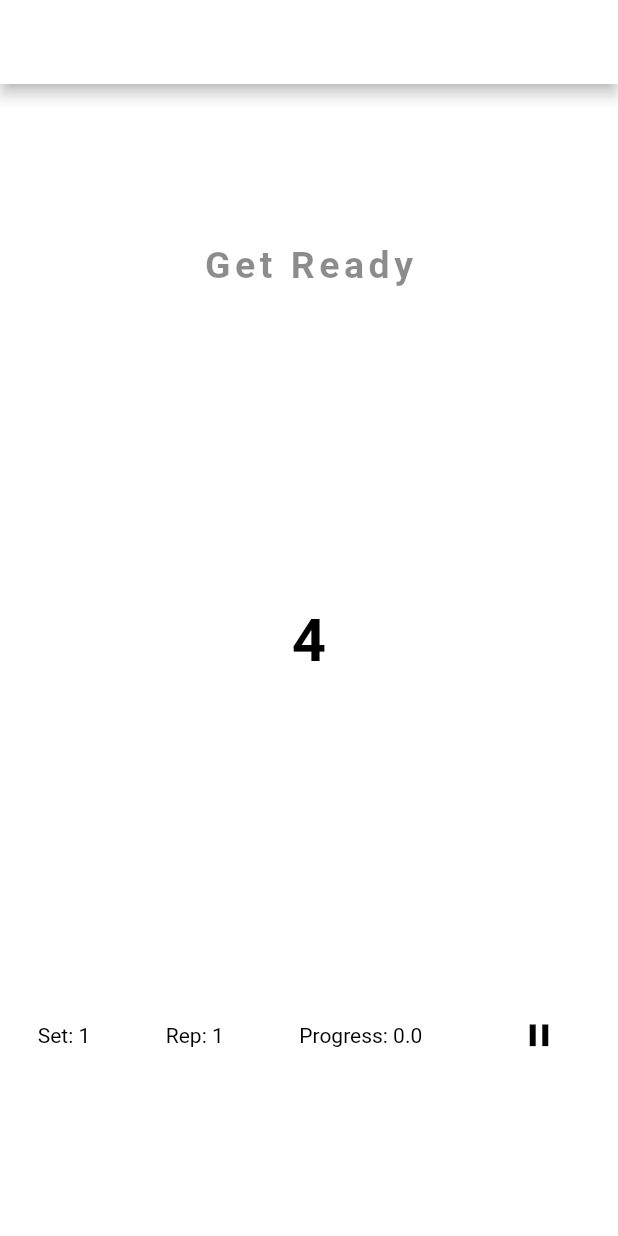
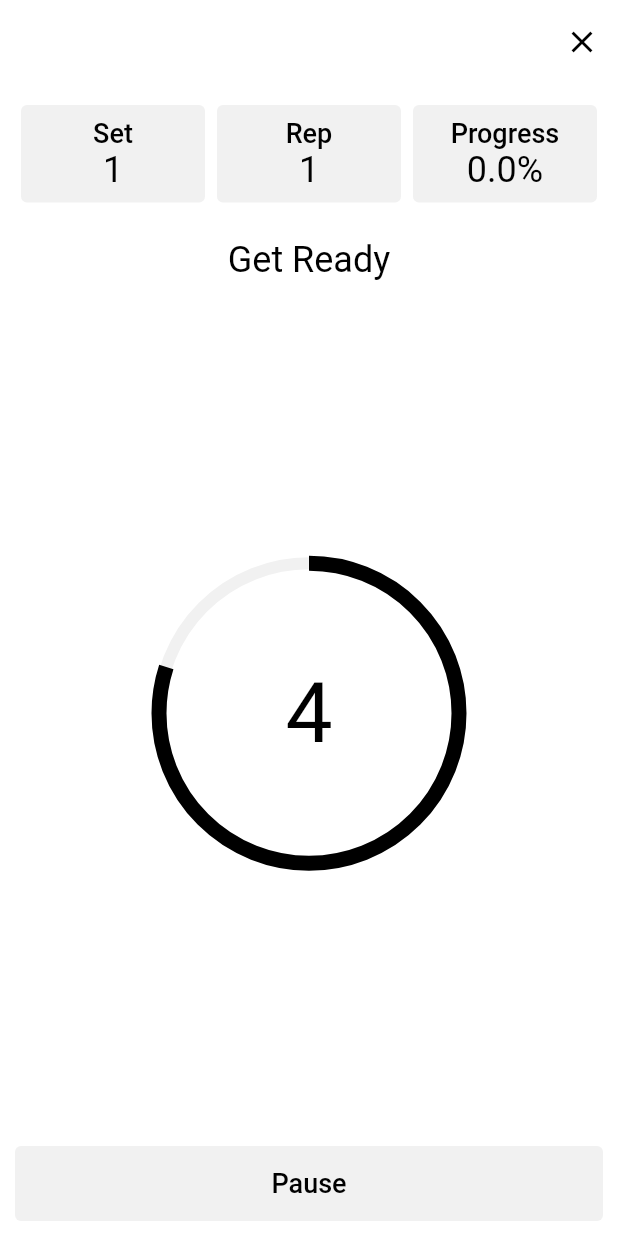
Before and after one commit to djock/intervals, a Flutter app: the TimerScreen screen opened by its route, on a phone screen of 412 x 824 dp. Run offline on Flutter 3.47's test engine with Material 2 defaults, Android fonts, the light colour scheme and no system bars; our stand-ins replace another_flushbar, assets_audio_player, flutter_riverpod, numberpicker.

Commit message:
Timer UI

```diff
--- a/lib/models/timer_settings.dart
+++ b/lib/models/timer_settings.dart
@@ -59,6 +59,8 @@ class TimerSettings extends ChangeNotifier {
       tempoTime += item.value;
     }
 
+    tempoTime += sets * reps * rest;
+
     return sets * reps * tempoTime;
   }
 }
--- a/lib/screens/navigation_screen.dart
+++ b/lib/screens/navigation_screen.dart
@@ -1,8 +1,5 @@
 import 'package:flutter/material.dart';
-import 'package:focus/screens/timer_screen.dart';
 import 'package:focus/screens/timer_settings_screen.dart';
-import 'package:focus/utilities/localizations.dart';
-import 'package:focus/widgets/custom_app_bar.dart';
 
 class NavigationScreen extends StatefulWidget {
   static const String id = 'NavigationScreen';
@@ -48,10 +45,10 @@ class NavigationScreenState extends State<NavigationScreen> {
     );
   }
 
-  void _onItemTapped(int selectedScreenIndex) {
-    debugPrint('tap ' + selectedScreenIndex.toString());
-    setState(() {
-      _selectedScreenIndex = selectedScreenIndex;
-    });
-  }
+  // void _onItemTapped(int selectedScreenIndex) {
+  //   debugPrint('tap ' + selectedScreenIndex.toString());
+  //   setState(() {
+  //     _selectedScreenIndex = selectedScreenIndex;
+  //   });
+  // }
 }
--- a/lib/screens/timer_screen.dart
+++ b/lib/screens/timer_screen.dart
@@ -2,7 +2,10 @@ import 'package:flutter/material.dart';
 import 'package:focus/utilities/audio_handler.dart';
 import 'package:focus/utilities/constants.dart';
 import 'package:focus/utilities/localizations.dart';
-import 'package:focus/widgets/round_button.dart';
+import 'package:focus/widgets/expanded_test_button.dart';
+
+import '../widgets/custom_app_bar.dart';
+import '../widgets/timer_stat_widget.dart';
 
 class TimerScreen extends StatefulWidget {
   static const String id = 'TimerScreen';
@@ -19,8 +22,12 @@ class TimerScreenState extends State<TimerScreen> {
   bool _firstInstance = true;
   int? _totalTime;
 
-  ValueNotifier<String> _titleName = ValueNotifier<String>(AppLocalizations.getReady);
+  ValueNotifier<String> _titleName =
+      ValueNotifier<String>(AppLocalizations.getReady);
+  ValueNotifier<String> _nextTitle =
+      ValueNotifier<String>(AppLocalizations.getReady);
   ValueNotifier<int> _timeInSec = ValueNotifier<int>(5);
+  ValueNotifier<int> _currentTargetTime = ValueNotifier<int>(5);
   ValueNotifier<double> _progress = ValueNotifier<double>(0);
   ValueNotifier<bool> _resumeFlag = ValueNotifier<bool>(true);
   ValueNotifier<int> _currentRep = ValueNotifier<int>(1);
@@ -36,11 +43,13 @@ class TimerScreenState extends State<TimerScreen> {
   void dispose() {
     super.dispose();
     _titleName.dispose();
+    _nextTitle.dispose();
     _timeInSec.dispose();
     _progress.dispose();
     _resumeFlag.dispose();
     _currentRep.dispose();
     _currentSet.dispose();
+    _currentTargetTime.dispose();
   }
 
   @override
@@ -49,89 +58,118 @@ class TimerScreenState extends State<TimerScreen> {
     _startTimer();
     // _firstInstance = false;
     // }
+
     return WillPopScope(
       onWillPop: () async {
         return true;
       },
       child: Scaffold(
-        appBar: AppBar(
-          // title: Text('Tempo'),
+        appBar: CustomAppBar.buildWithAction(context, '', [
+          IconButton(
+              icon: Icon(Icons.close_outlined),
+              color: Theme.of(context).colorScheme.onPrimary,
+              onPressed: () {
+                Navigator.of(context).pop();
+              })
+        ]),
+        body: Container(
+          padding: EdgeInsets.all(10),
+          child: Center(
+            child: Column(
+              mainAxisAlignment: MainAxisAlignment.spaceBetween,
+              children: [
+                Row(
+                  children: [
+                    _buildSetsStatWidget(),
+                    _buildRepsStatWidget(),
+                    _buildProgressStatWidget(),
+                  ],
                 ),
-        body: Center(
-          child: Column(
-            mainAxisAlignment: MainAxisAlignment.spaceAround,
-            children: [
+                SizedBox(
+                  height: 20,
+                ),
                 ValueListenableBuilder(
                   valueListenable: _titleName,
                   builder: (context, dynamic value, child) {
                     return Text(
                       '${_titleName.value}',
-                    style: TextStyle(
-                      fontWeight: FontWeight.bold,
-                      fontSize: 25,
-                      letterSpacing: 3,
-                      color: Colors.black45,
+                      style: Theme.of(context).textTheme.headline5,
+                    );
+                  },
+                ),
+                Expanded(
+                  child: Column(
+                    mainAxisAlignment: MainAxisAlignment.spaceEvenly,
+                    children: [
+                      SizedBox(
+                        height: 200,
+                        child: Stack(
+                          children: [
+                            Center(
+                              child: Container(
+                                height: 200,
+                                width: 200,
+                                child: new CircularProgressIndicator(
+                                  color:
+                                      Theme.of(context).colorScheme.secondary,
+                                  strokeWidth: 8,
+                                  value: 1,
+                                ),
+                              ),
+                            ),
+                            Center(
+                              child: ValueListenableBuilder(
+                                valueListenable: _timeInSec,
+                                builder: (context, dynamic value, child) {
+                                  return Container(
+                                    height: 200,
+                                    width: 200,
+                                    child: new CircularProgressIndicator(
+                                      color: Theme.of(context)
+                                          .colorScheme
+                                          .onPrimary,
+                                      strokeWidth: 10,
+                                      value: (_timeInSec.value *
+                                              100 /
+                                              _currentTargetTime.value) /
+                                          100,
                                     ),
                                   );
                                 },
                               ),
-              ValueListenableBuilder(
+                            ),
+                            Center(
+                              child: ValueListenableBuilder(
                                 valueListenable: _timeInSec,
                                 builder: (context, dynamic value, child) {
                                   return Text(
                                     '${_timeInSec.value}',
-                    style: TextStyle(
-                      fontWeight: FontWeight.bold,
-                      fontSize: 40,
-                      letterSpacing: 3,
-                      color: Colors.black,
-                    ),
+                                    style:
+                                        Theme.of(context).textTheme.headline2,
                                   );
                                 },
                               ),
-              Row(
-                mainAxisAlignment: MainAxisAlignment.spaceAround,
-                children: [
-                  ValueListenableBuilder(
-                    valueListenable: _progress,
-                    builder: (context, dynamic value, child) {
-                      return Text(AppLocalizations.currentSet.replaceAll('{AMOUNT}', '${_currentSet.value}')
-                      );
-                    },
+                            )
+                          ],
                         ),
-                  ValueListenableBuilder(
-                    valueListenable: _progress,
-                    builder: (context, dynamic value, child) {
-                      return Text(AppLocalizations.currentRep.replaceAll('{AMOUNT}', '${_currentRep.value}'
-                      ));
-                    },
                       ),
-                  ValueListenableBuilder(
-                    valueListenable: _progress,
-                    builder: (context, dynamic value, child) {
-                      return Text(AppLocalizations.currentProgress.replaceAll('{AMOUNT}', '${_progress.value}'
-                      ));
-                    },
+                    ],
+                  ),
                 ),
                 ValueListenableBuilder(
                   valueListenable: _resumeFlag,
                   builder: (context, dynamic value, child) {
-                      return RoundButton(
-                        color: Theme.of(context).colorScheme.secondary,
-                        child: Icon(
-                          _resumeFlag.value ? Icons.pause : Icons.play_arrow,
-                          color: Theme.of(context).colorScheme.onSecondary,
-                          size: roundButtonIconSize,
-                        ),
-                        onPressed: () {
+                    return ExpandedTextButton(
+                        text: _resumeFlag.value
+                            ? AppLocalizations.pauseTimerButton
+                            : AppLocalizations.resumeTimerButton,
+                        callback: () {
                           _resumeFlag.value = !_resumeFlag.value;
-                        },
-                      );
+                        });
                   },
                 ),
               ],
-              )
-            ],
+            ),
           ),
         ),
       ),
@@ -143,14 +181,15 @@ class TimerScreenState extends State<TimerScreen> {
       while (!_resumeFlag.value) {
         await Future.delayed(Duration(milliseconds: 10));
       }
-      if (this.mounted && _timeInSec.value != 0) _progress.value += 100 / _totalTime!;
+      if (this.mounted && _timeInSec.value != 0)
+        _progress.value += 100 / _totalTime!;
 
-      if(this.mounted){
+      if (this.mounted) {
         AudioHandler.playTick();
       }
 
       await Future.delayed(Duration(seconds: 1));
-      if(this.mounted) {
+      if (this.mounted) {
         _timeInSec.value--;
       }
     }
@@ -184,16 +223,20 @@ class TimerScreenState extends State<TimerScreen> {
             tempoIndex++) {
           AudioHandler.playSwitch();
 
-          _titleName.value = _timerSettings.temposList.elementAt(tempoIndex).key;
-          var currentTempo = _timerSettings.temposList.elementAt(tempoIndex).value;
+          _titleName.value =
+              _timerSettings.temposList.elementAt(tempoIndex).key;
+          var currentTempo =
+              _timerSettings.temposList.elementAt(tempoIndex).value;
           _timeInSec.value = currentTempo;
+          _currentTargetTime.value = currentTempo;
 
           await _runTimer(_timeInSec.value);
         }
       }
 
-      if(_timerSettings.rest != 0) {
+      if (_timerSettings.rest != 0) {
         _timeInSec.value = _timerSettings.rest;
+        _currentTargetTime.value = _timerSettings.rest;
         _titleName.value = AppLocalizations.rest;
         await _runTimer(_timeInSec.value);
       }
@@ -209,4 +252,40 @@ class TimerScreenState extends State<TimerScreen> {
     // }
     Navigator.pop(context);
   }
+
+  Widget _buildSetsStatWidget() {
+    return ValueListenableBuilder(
+      valueListenable: _currentSet,
+      builder: (context, dynamic value, child) {
+        return TimerStatWidget(
+          value: _currentSet.value.toString(),
+          title: AppLocalizations.currentSet,
+        );
+      },
+    );
   }
+
+  Widget _buildRepsStatWidget() {
+    return ValueListenableBuilder(
+      valueListenable: _currentRep,
+      builder: (context, dynamic value, child) {
+        return TimerStatWidget(
+          value: _currentRep.value.toString(),
+          title: AppLocalizations.currentRep,
+        );
+      },
+    );
+  }
+
+  Widget _buildProgressStatWidget() {
+    return ValueListenableBuilder(
+      valueListenable: _progress,
+      builder: (context, dynamic value, child) {
+        return TimerStatWidget(
+          value: _progress.value.toStringAsFixed(1) + '%',
+          title: AppLocalizations.currentProgress,
+        );
+      },
+    );
+  }
+}
--- a/lib/screens/timer_settings_screen.dart
+++ b/lib/screens/timer_settings_screen.dart
@@ -42,7 +42,6 @@ class TimerSettingsScreenState extends State<TimerSettingsScreen> {
                   } else {
                     themeSettings.setDarkTheme();
                   }
-                  ;
                 })
           ]),
           body: Column(
--- a/lib/utilities/app_theme.dart
+++ b/lib/utilities/app_theme.dart
@@ -46,13 +46,16 @@ class AppTheme {
         bodyText2: TextStyle(
           color: Colors.black,
         ),
+        headline6: TextStyle(
+          color: Colors.black,
+        ),
         headline5: TextStyle(
           color: Colors.black,
         ),
         headline3: TextStyle(
           color: Colors.black,
         ),
-      headline6: TextStyle(
+        headline2: TextStyle(
           color: Colors.black,
         ),
         subtitle1: TextStyle(
@@ -61,11 +64,7 @@ class AppTheme {
         subtitle2: TextStyle(
           color: Colors.grey,
         ),
-      button: TextStyle(
-        color: Colors.black,
-        fontSize: 18
-      )
-    ),
+        button: TextStyle(color: Colors.black, fontSize: 18)),
     bottomNavigationBarTheme: BottomNavigationBarThemeData(
       backgroundColor: Colors.white,
       selectedItemColor: Colors.black,
@@ -104,13 +103,16 @@ class AppTheme {
         bodyText2: TextStyle(
           color: Colors.white,
         ),
+        headline6: TextStyle(
+          color: Colors.white,
+        ),
         headline5: TextStyle(
           color: Colors.white,
         ),
         headline3: TextStyle(
           color: Colors.white,
         ),
-      headline6: TextStyle(
+        headline2: TextStyle(
           color: Colors.white,
         ),
         subtitle1: TextStyle(
@@ -119,11 +121,7 @@ class AppTheme {
         subtitle2: TextStyle(
           color: Colors.grey,
         ),
-      button: TextStyle(
-        color: Colors.white,
-        fontSize: 18
-      )
-    ),
+        button: TextStyle(color: Colors.white, fontSize: 18)),
     bottomNavigationBarTheme: BottomNavigationBarThemeData(
       backgroundColor: Colors.black,
       selectedItemColor: Colors.white,
--- a/lib/utilities/constants.dart
+++ b/lib/utilities/constants.dart
@@ -1,4 +1,3 @@
-import 'package:flutter/material.dart';
 import 'package:focus/models/timer_settings.dart';
 
 typedef void ChangeCallback(double);
--- a/lib/utilities/localizations.dart
+++ b/lib/utilities/localizations.dart
@@ -11,12 +11,14 @@ class AppLocalizations {
   static String tempoNamePlaceholder = 'Enter tempo name';
   static String durationInSeconds = 'Duration (seconds)';
   static String getReady = 'Get Ready';
-  static String currentSet = 'Set: {AMOUNT}';
-  static String currentRep = 'Rep: {AMOUNT}';
-  static String currentProgress = 'Progress: {AMOUNT}';
+  static String currentSet = 'Set';
+  static String currentRep = 'Rep';
+  static String currentProgress = 'Progress';
   static String createTimer = 'Timed';
   static String noTemposErrorTitle = 'No tempos added';
   static String noTemposErrorMessage = 'Add some tempos to start the timer';
+  static String resumeTimerButton = 'Resume';
+  static String pauseTimerButton = 'Pause';
 
   static String getLocalization(String key, String oldText, String newText) {
     return key.replaceAll(oldText, newText);
--- a/lib/widgets/notification_bar.dart
+++ b/lib/widgets/notification_bar.dart
@@ -1,5 +1,4 @@
 import 'package:another_flushbar/flushbar.dart';
-import 'package:flutter/cupertino.dart';
 import 'package:flutter/material.dart';
 
 class NotificationBar {
--- /dev/null
+++ b/lib/widgets/timer_stat_widget.dart
@@ -0,0 +1,37 @@
+import 'package:flutter/material.dart';
+
+class TimerStatWidget extends StatelessWidget {
+  const TimerStatWidget({
+    required this.value,
+    required this.title,
+  });
+
+  final String value;
+  final String title;
+
+  @override
+  Widget build(BuildContext context) {
+    return Expanded(
+      child: Card(
+        color: Theme.of(context).colorScheme.secondary,
+        elevation: 0,
+        child: Padding(
+          padding: const EdgeInsets.symmetric(horizontal: 3.0, vertical: 8.0),
+          child: Column(
+            mainAxisAlignment: MainAxisAlignment.spaceBetween,
+            children: <Widget>[
+              Text(
+                title,
+                style: Theme.of(context).textTheme.button,
+              ),
+              Text(
+                value,
+                style: Theme.of(context).textTheme.headline5,
+              ),
+            ],
+          ),
+        ),
+      ),
+    );
+  }
+}
```
Lines whose indentation alone changed are shown as unchanged.
